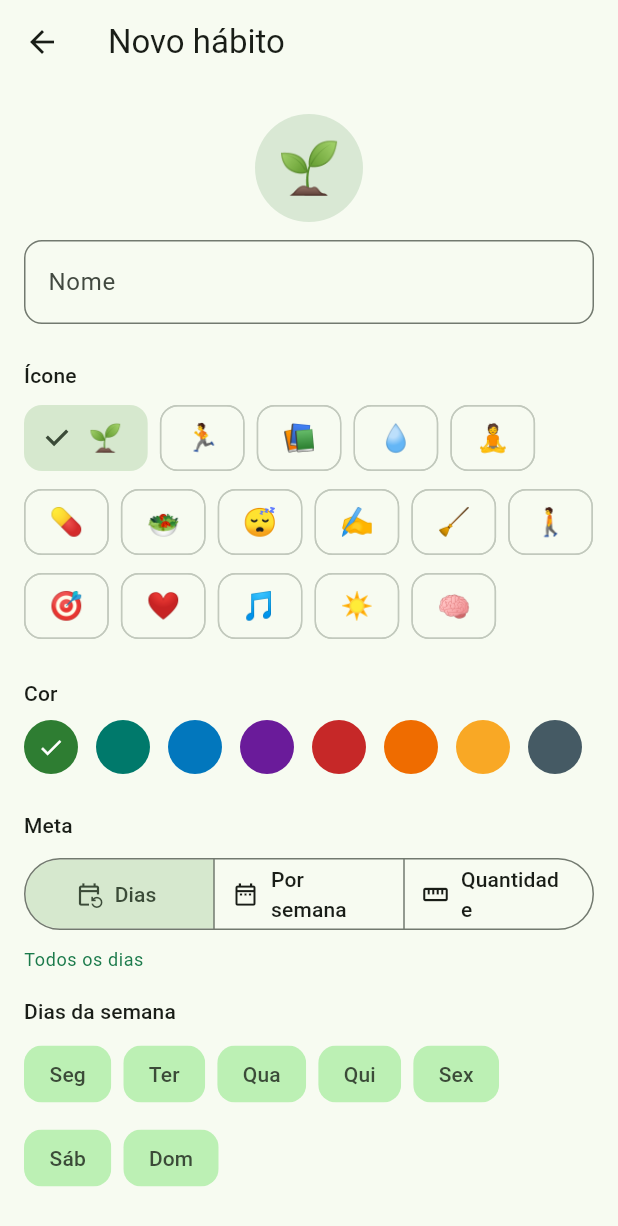
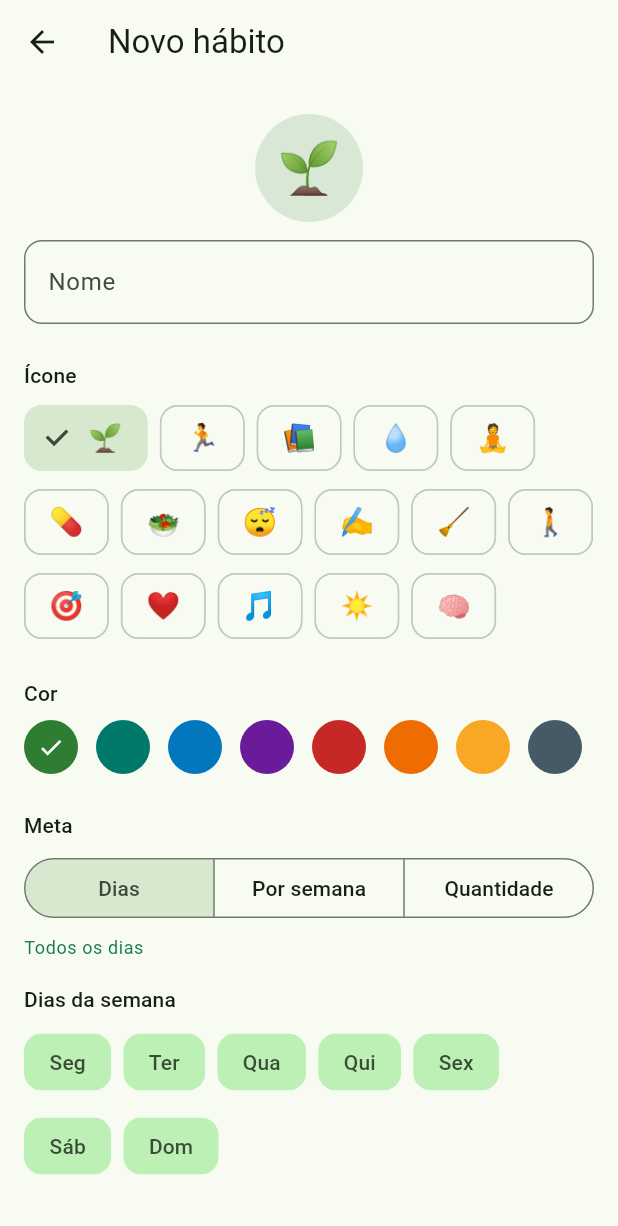
Before and after one commit to admsouzacode-ops/habitly, a Flutter app: the HabitFormScreen screen opened directly, on a phone screen of 412 x 824 dp. Shown: the top 1226 px of the screen. Run offline on Flutter 3.47's test engine with Material 3 defaults, Android fonts, the phone set to English and light mode, and no system bars; our stand-ins replace drift, drift_flutter, flutter_local_notifications, flutter_riverpod, flutter_timezone, google_mobile_ads and 3 more; missing offline and left inert: home_widget; accounts and stored records are empty; generated files the repository leaves out were written again; network calls fail; statements that could not run were skipped.

Commit message:
Form: drop icons from goal type segments so 'Quantidade' fits on one line (1.0.0+7).

```diff
--- a/mobile/lib/screens/habit_form_screen.dart
+++ b/mobile/lib/screens/habit_form_screen.dart
@@ -283,17 +283,14 @@ class _HabitFormScreenState extends ConsumerState<HabitFormScreen> {
               segments: const [
                 ButtonSegment(
                   value: GoalType.daily,
-                  icon: Icon(Icons.event_repeat_outlined),
                   label: Text('Dias'),
                 ),
                 ButtonSegment(
                   value: GoalType.weekly,
-                  icon: Icon(Icons.date_range_outlined),
                   label: Text('Por semana'),
                 ),
                 ButtonSegment(
                   value: GoalType.quantity,
-                  icon: Icon(Icons.straighten_outlined),
                   label: Text('Quantidade'),
                 ),
               ],
```
